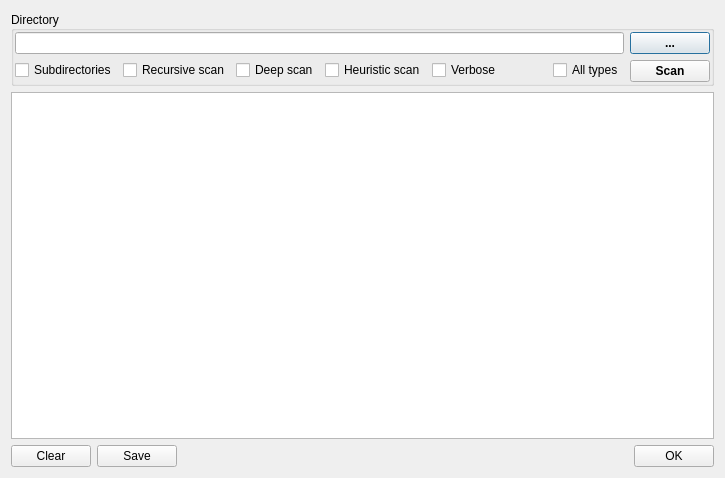
The window that dialogdiescandirectory.ui (horsicq/die_widget) describes before a commit, drawn with Qt 5.
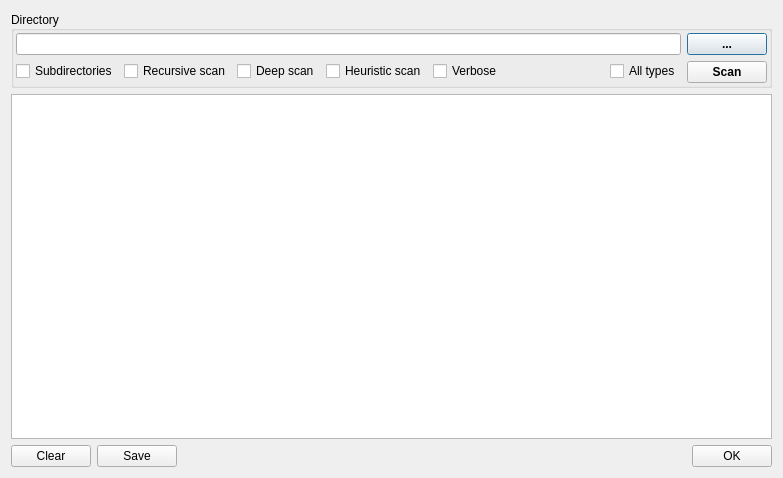
The same window after the commit.

Diff of the .ui file:
```diff
--- a/dialogdiescandirectory.ui
+++ b/dialogdiescandirectory.ui
@@ -9,7 +9,7 @@
    <rect>
     <x>0</x>
     <y>0</y>
-    <width>725</width>
+    <width>783</width>
     <height>478</height>
    </rect>
   </property>
@@ -30,16 +30,16 @@
      </property>
      <layout class="QHBoxLayout" name="horizontalLayout_2">
       <property name="leftMargin">
-       <number>1</number>
+       <number>2</number>
       </property>
       <property name="topMargin">
-       <number>1</number>
+       <number>2</number>
       </property>
       <property name="rightMargin">
-       <number>1</number>
+       <number>2</number>
       </property>
       <property name="bottomMargin">
-       <number>1</number>
+       <number>2</number>
       </property>
       <item>
        <layout class="QVBoxLayout" name="verticalLayout_3">
```
